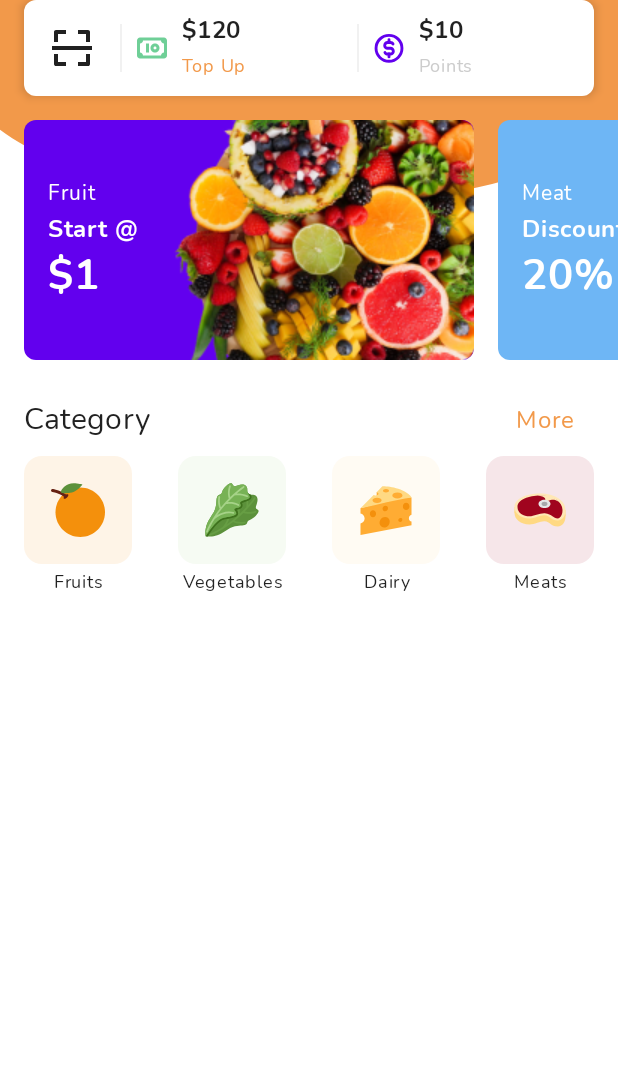
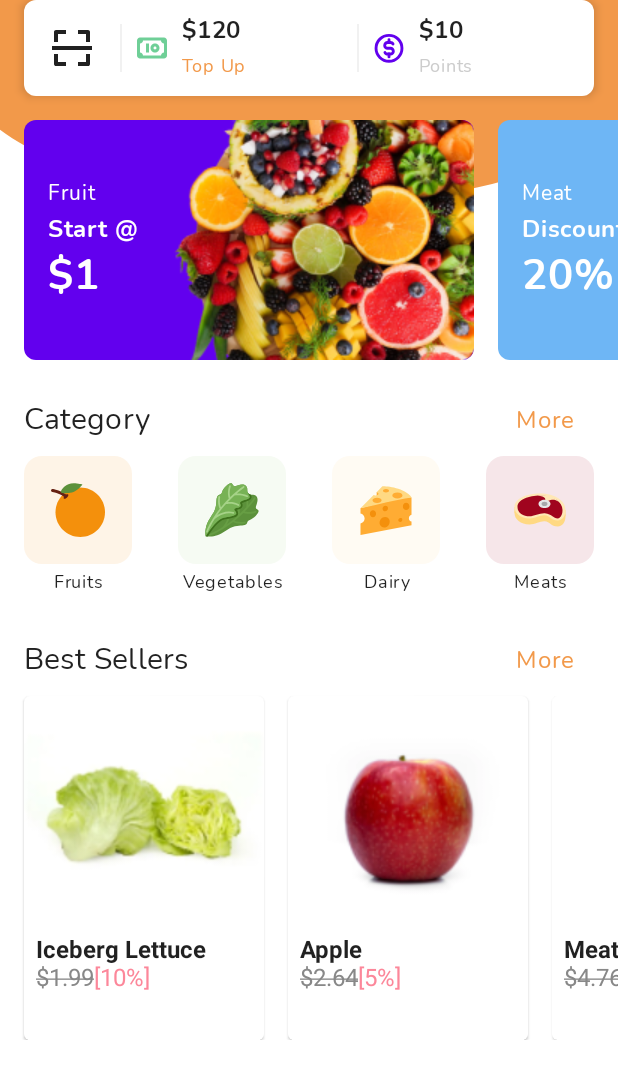
Before and after one commit to ArtemisSoftware/JetPack-Compose-Tutorial-4, an Android app built with Jetpack Compose: the screen it shows after launch (MainActivity), on a phone screen of 412 x 824 dp. Shown: the top 1079 px of the screen. Run offline under Robolectric (Android 15) with nearby library versions, the phone set to English and light mode, and no system bars; Roboto replaces fonts that are not available here.

Commit message:
GroceryShop - BestSellerSection

```diff
--- a/app/src/main/java/com/artemissoftware/jetpackcomposetutorial4/ui/groceryshop/GroceryShopScreen.kt
+++ b/app/src/main/java/com/artemissoftware/jetpackcomposetutorial4/ui/groceryshop/GroceryShopScreen.kt
@@ -23,6 +23,7 @@ import androidx.compose.ui.tooling.preview.Preview
 import androidx.compose.ui.unit.dp
 import androidx.compose.ui.unit.sp
 import com.artemissoftware.jetpackcomposetutorial4.R
+import com.artemissoftware.jetpackcomposetutorial4.ui.groceryshop.composables.BestSellerSection
 import com.artemissoftware.jetpackcomposetutorial4.ui.groceryshop.composables.CategorySection
 import com.artemissoftware.jetpackcomposetutorial4.ui.groceryshop.composables.Header
 import com.artemissoftware.jetpackcomposetutorial4.ui.groceryshop.composables.Promotions
@@ -54,7 +55,7 @@ fun GroceryShopScreen() {
                     Spacer(modifier = Modifier.height(16.dp))
                     CategorySection()
                     Spacer(modifier = Modifier.height(16.dp))
-//                    BestSellerSection()
+                    BestSellerSection()
                 }
             }
         }
--- /dev/null
+++ b/app/src/main/java/com/artemissoftware/jetpackcomposetutorial4/ui/groceryshop/composables/BestSellerSection.kt
@@ -0,0 +1,140 @@
+package com.artemissoftware.jetpackcomposetutorial4.ui.groceryshop.composables
+
+import androidx.compose.foundation.*
+import androidx.compose.foundation.layout.*
+import androidx.compose.foundation.lazy.LazyRow
+import androidx.compose.foundation.shape.RoundedCornerShape
+import androidx.compose.material.*
+import androidx.compose.runtime.Composable
+import androidx.compose.ui.Alignment
+import androidx.compose.ui.Modifier
+import androidx.compose.ui.graphics.Color
+import androidx.compose.ui.layout.ContentScale
+import androidx.compose.ui.res.painterResource
+import androidx.compose.ui.text.font.FontWeight
+import androidx.compose.ui.text.style.TextAlign
+import androidx.compose.ui.text.style.TextDecoration
+import androidx.compose.ui.tooling.preview.Preview
+import androidx.compose.ui.unit.dp
+import androidx.compose.ui.unit.sp
+import com.artemissoftware.jetpackcomposetutorial4.R
+import com.artemissoftware.jetpackcomposetutorial4.ui.theme.GroceryTypography
+import com.artemissoftware.jetpackcomposetutorial4.ui.theme.LightRed
+import com.artemissoftware.jetpackcomposetutorial4.ui.theme.Orange
+
+@Composable
+fun BestSellerSection() {
+    Column() {
+        Row(
+            Modifier
+                .fillMaxWidth()
+                .padding(horizontal = 16.dp),
+            verticalAlignment = Alignment.CenterVertically,
+            horizontalArrangement = Arrangement.SpaceBetween
+        ) {
+            Text(
+                text = "Best Sellers",
+                style = GroceryTypography.h6
+            )
+            TextButton(onClick = {}) {
+                Text(
+                    text = "More",
+                    style = GroceryTypography.body1,
+                    color = Orange
+                )
+            }
+        }
+
+        BestSellerItems()
+    }
+}
+
+@Composable
+fun BestSellerItems() {
+    LazyRow(
+        contentPadding = PaddingValues(horizontal = 16.dp),
+        horizontalArrangement = Arrangement.spacedBy(16.dp)
+    ) {
+        item {
+            BestSellerItem(
+                imageResource = R.drawable.item_lettuce,
+                title = "Iceberg Lettuce",
+                price = "1.99",
+                discountPercent = 10
+            )
+        }
+        item {
+            BestSellerItem(
+                imageResource = R.drawable.item_apple,
+                title = "Apple",
+                price = "2.64",
+                discountPercent = 5
+            )
+        }
+        item {
+            BestSellerItem(
+                imageResource = R.drawable.item_meat,
+                title = "Meat",
+                price = "4.76",
+                discountPercent = 20
+            )
+        }
+    }
+}
+
+@Composable
+fun BestSellerItem(
+    title: String = "",
+    price: String = "",
+    discountPercent: Int = 0,
+    imageResource: Int
+) {
+    Card(
+        Modifier
+            .width(160.dp)
+    ) {
+        Column(
+            Modifier
+                .padding(bottom = 32.dp)
+        ) {
+            Image(
+                painter = painterResource(id = imageResource), contentDescription = "",
+                modifier = Modifier
+                    .fillMaxWidth()
+                    .aspectRatio(1f),
+                contentScale = ContentScale.Fit
+            )
+            Column(
+                Modifier
+                    .fillMaxWidth()
+                    .padding(horizontal = 8.dp)
+            ) {
+                Text(text = title, fontWeight = FontWeight.Bold)
+                Row {
+                    Text(
+                        "$${price}",
+                        textDecoration = if (discountPercent > 0)
+                            TextDecoration.LineThrough
+                        else
+                            TextDecoration.None,
+                        color = if (discountPercent > 0) Color.Gray else Color.Black
+                    )
+                    if (discountPercent > 0) {
+                        Text(text = "[$discountPercent%]", color = LightRed)
+                    }
+                }
+            }
+        }
+    }
+}
+
+@Preview(showBackground = false)
+@Composable
+private fun DefaultPreview() {
+    BestSellerItem(
+        imageResource = R.drawable.item_meat,
+        title = "Meat",
+        price = "4.76",
+        discountPercent = 20
+    )
+}
```
Also changed, not shown: app/src/main/res/drawable-v24/item_apple.png (added), app/src/main/res/drawable-v24/item_lettuce.png (added), app/src/main/res/drawable-v24/item_meat.png (added).
